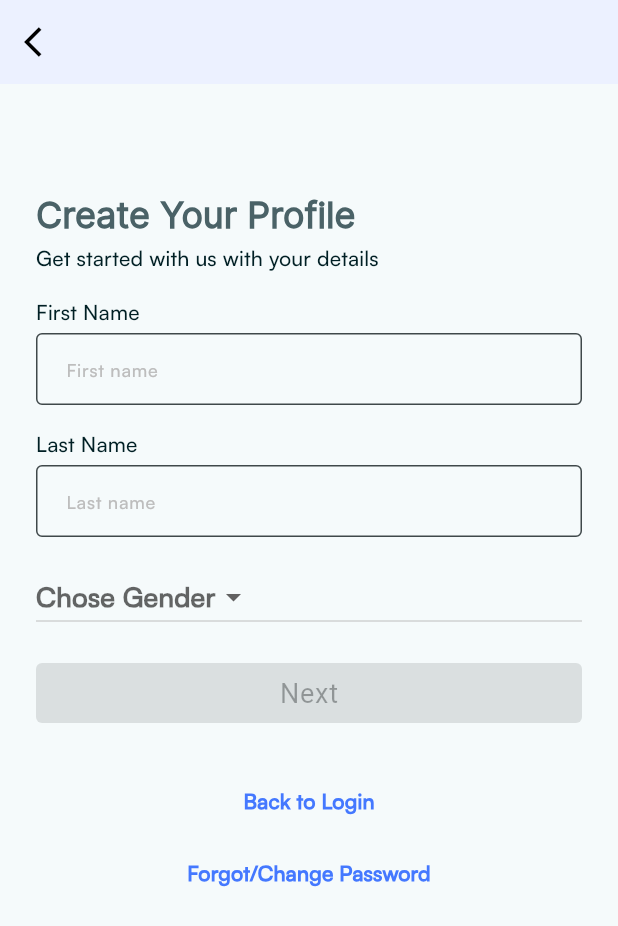
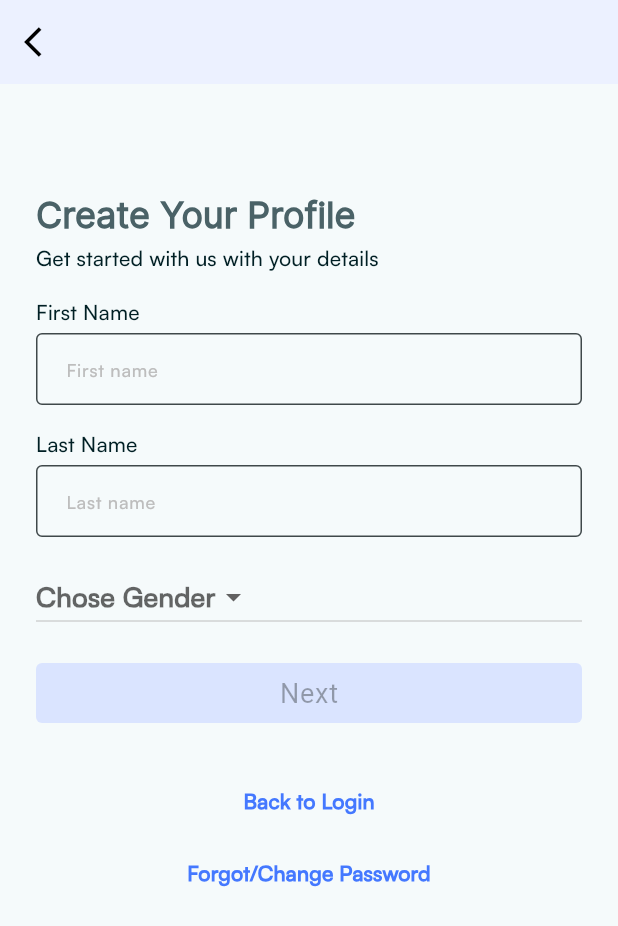
Before and after one commit to Ridoy-paul/Team-White-Ostad-Flutter-Pro-Batch-Social-Media-Application, a Flutter app: the CreateProfileScreen screen opened directly, on a phone screen of 412 x 824 dp. Shown: the top 926 px of the screen. Run offline on Flutter 3.47's test engine with Material 3 defaults, Android fonts, the light colour scheme and no system bars; our stand-ins replace flutter_screenutil, get, pin_code_fields.

Commit message:
elevated button updated

```diff
--- a/lib/presentation/presentation_utilities/theme/app_theme_data.dart
+++ b/lib/presentation/presentation_utilities/theme/app_theme_data.dart
@@ -126,8 +126,10 @@ class AppThemeData {
         ),
         elevatedButtonTheme: ElevatedButtonThemeData(
           style: ElevatedButton.styleFrom(
+            disabledBackgroundColor:const Color(0xffdae4ff),
             shape: RoundedRectangleBorder(
               borderRadius: BorderRadius.circular(4),
+
             ),
             backgroundColor: AppColors.primaryColor,
             textStyle: const TextStyle(
```
